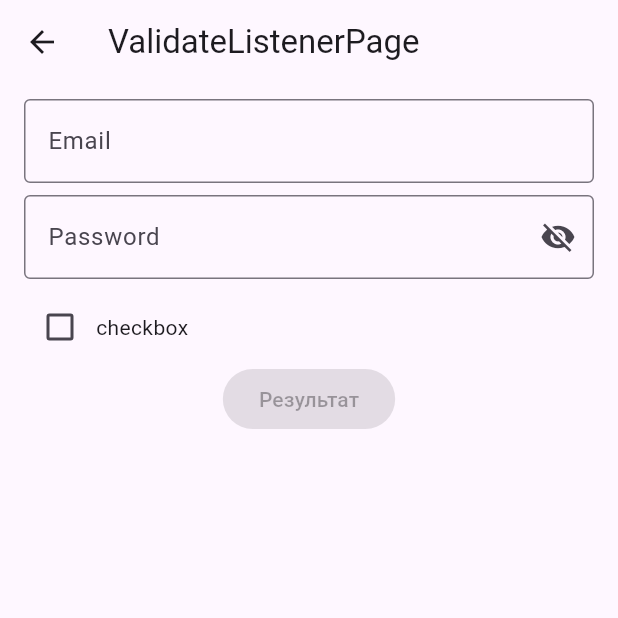
After one commit to Kotelnikovekb/go_form, a Flutter app: the screen it shows after launch, after a tap on "Validate Page", on a phone screen of 412 x 824 dp, the top half of it. The commit adds this screen. Run offline on Flutter 3.47's test engine with Material 3 defaults, Android fonts, the phone set to English and light mode, and no system bars; our stand-ins replace mask_text_input_formatter.

Commit message:
## [1.2.0] - 2025-03-09 ### New Features - Added methods for subscribing to form validation state changes:   - `addValidationListener(void Function(bool) listener)` – allows subscribing to form validation state changes (valid/invalid).   - `removeValidationListener(void Function(bool) listener)` – removes a previously added validation listener.
- Added a new method in `FieldController`:
  - `silentValidate()` – performs field validation **without setting an error** and returns `true` if the field is valid or `false` if there is an error.

```diff
--- a/example/lib/inputs/go_check_box.dart
+++ b/example/lib/inputs/go_check_box.dart
@@ -19,7 +19,6 @@ class GoCheckBox extends FormFieldModelBase<bool> {
         Row(
           children: [
             Checkbox(
-              focusNode: controller.focusNode,
               value: controller.value,
               onChanged: (newValue) {
                 controller.onChange(newValue);
--- a/example/lib/inputs/go_text_input.dart
+++ b/example/lib/inputs/go_text_input.dart
@@ -15,6 +15,7 @@ class GoTextInput extends FormFieldModelBase<String>{
       validator: validator,
       errorText: controller.error,
       labelText: label,
+
     );
   }
 }
--- a/example/lib/pages/home_page.dart
+++ b/example/lib/pages/home_page.dart
@@ -1,5 +1,6 @@
 import 'package:flutter/material.dart';
 import 'package:go_form_example/pages/test_form_page.dart';
+import 'package:go_form_example/pages/validate_listener_page.dart';
 
 import '../forms/forms.dart';
 import 'big_list_page.dart';
@@ -104,6 +105,18 @@ class _HomePageState extends State<HomePage> {
             child: Text('big list'),
 
           ),
+          ElevatedButton(
+            onPressed: () {
+              Navigator.push(
+                context,
+                MaterialPageRoute(
+                  builder: (context) => ValidateListenerPage(),
+                ),
+              );
+            },
+            child: Text('Validate Page'),
+
+          ),
         ],
       ),
     );
--- /dev/null
+++ b/example/lib/pages/validate_listener_page.dart
@@ -0,0 +1,95 @@
+import 'package:flutter/material.dart';
+import 'package:go_form/go_form.dart';
+
+import '../inputs/go_check_box.dart';
+import '../inputs/go_password_input.dart';
+import '../inputs/go_text_input.dart';
+
+class ValidateListenerPage extends StatefulWidget {
+  const ValidateListenerPage({super.key});
+
+  @override
+  State<ValidateListenerPage> createState() => _ValidateListenerPageState();
+}
+
+class _ValidateListenerPageState extends State<ValidateListenerPage> {
+  final _formController = FormController();
+  bool isValid=false;
+
+  @override
+  void initState() {
+    super.initState();
+
+    _formController.addValidationListener((v){
+      setState(() {
+        isValid=v;
+      });
+    });
+  }
+
+  @override
+  Widget build(BuildContext context) {
+    return Scaffold(
+      appBar: AppBar(
+        title: const Text('ValidateListenerPage'),
+      ),
+      body: Container(
+        padding: const EdgeInsets.symmetric(horizontal: 16,vertical: 10),
+        child: Column(
+          children: [
+            DynamicForm(
+              fields: [
+                GoTextInput(
+                  name: 'email',
+                  label: 'Email',
+                  validator: (val) {
+                    if (val == null || val.isEmpty) {
+                      return 'Согласись';
+                    }
+                    return null;
+                  },
+                ),
+                GoPasswordInput(
+                  name: 'password',
+                  label: 'Password',
+                  validator: (val) {
+                    if (val == null || val.isEmpty) {
+                      return 'Согласись';
+                    }
+                    return null;
+                  },
+                ),
+                GoCheckBox(
+                  name: 'checkbox',
+                  label: 'checkbox',
+                  validator: (val) {
+                    if (val == null || val == false) {
+                      return 'Согласись';
+                    }
+                    return null;
+                  },
+                ),
+              ],
+              controller: _formController,
+            ),
+            ElevatedButton(
+              onPressed:(isValid)? (){
+                if (!_formController.validate()) {
+                  return;
+                }
+                print('${_formController.getValues()}');
+              }
+              : null,
+              child: Text('Результат'),
+            ),
+            SizedBox(
+              height: 30,
+            ),
+          ],
+        ),
+      ),
+    );
+  }
+
+
+}
--- a/pubspec.yaml
+++ b/pubspec.yaml
@@ -1,6 +1,6 @@
 name: go_form
 description: "A generic controller for managing state and validation of input fields in Flutter. Supports initial value, validation, errors, and focus."
-version: 1.1.0
+version: 1.2.0
 homepage: https://github.com/Kotelnikovekb/go_form
 
 environment:
```
Also changed, not shown: lib/src/controllers/field_controller.dart (+11 -3 lines), lib/src/controllers/form_controller.dart (+56 -9 lines), example/pubspec.lock, 1 other file.
